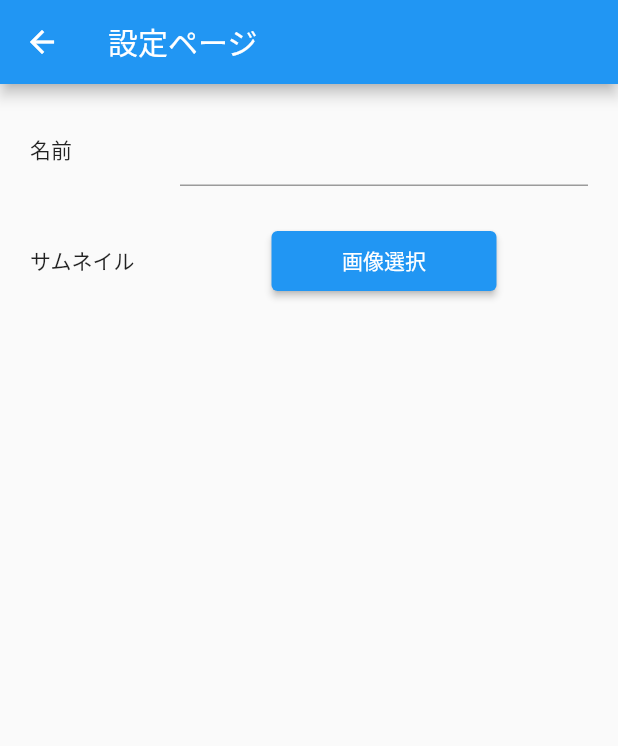
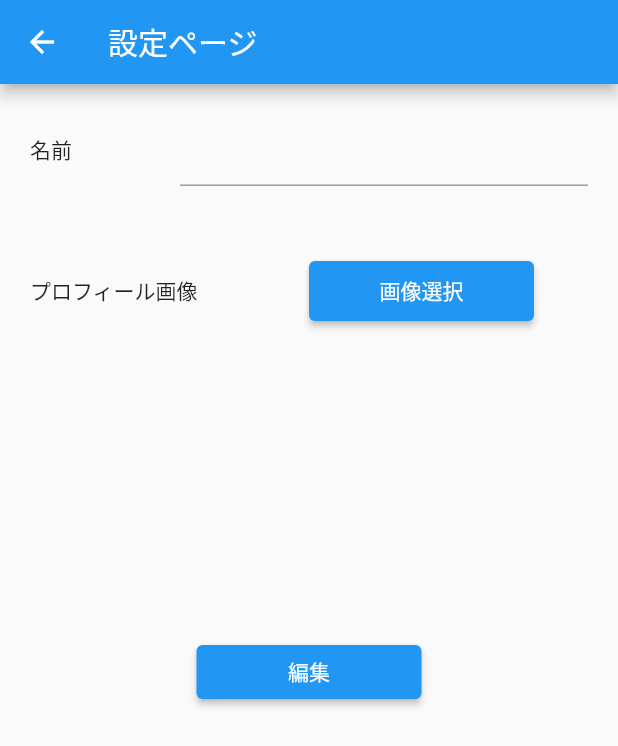
Before and after one commit to YuukiHayashi0510/flutter_firebase_study, a Flutter app: the SettingsProfilePage screen opened directly, after a tap on "画像選択", on a phone screen of 412 x 824 dp. Shown: the top 746 px of the screen. Run offline on Flutter 3.47's test engine with Material 2 defaults, Android fonts, the phone set to English and light mode, and no system bars; our stand-ins replace cloud_firestore, firebase_core, image_picker, shared_preferences; accounts and stored records are empty.

Commit message:
feat: image_picker

```diff
--- a/lib/pages/settings_profile.dart
+++ b/lib/pages/settings_profile.dart
@@ -1,4 +1,6 @@
+import 'dart:io';
 import 'package:flutter/material.dart';
+import 'package:image_picker/image_picker.dart';
 
 class SettingsProfilePage extends StatefulWidget {
   const SettingsProfilePage({Key? key}) : super(key: key);
@@ -8,6 +10,18 @@ class SettingsProfilePage extends StatefulWidget {
 }
 
 class _SettingsProfilePageState extends State<SettingsProfilePage> {
+  File? image;
+  final ImagePicker _picker = ImagePicker();
+
+  Future<void> selectImage() async {
+    PickedFile? pickedImage = await _picker.getImage(source: ImageSource.gallery);
+    if (pickedImage == null) return;
+
+    setState(() {
+      image = File(pickedImage.path);
+    });
+  }
+
   @override
   Widget build(BuildContext context) {
     return Scaffold(
@@ -25,23 +39,41 @@ class _SettingsProfilePageState extends State<SettingsProfilePage> {
               ],
             ),
             SizedBox(
-              height: 30,
+              height: 50,
             ),
             Row(
               children: [
-                Container(width: 100.0, child: Text("サムネイル")),
+                const SizedBox(width: 150.0, child: Text("プロフィール画像")),
                 Expanded(
                   child: Container(
                     alignment: Alignment.center,
                     child: Container(
                         width: 150,
                         height: 40,
-                        child:
-                            ElevatedButton(onPressed: () {}, child: Text("画像選択"))),
+                        child: ElevatedButton(
+                            onPressed: () {
+                              selectImage();
+                            },
+                            child: Text("画像選択"))),
                   ),
                 )
               ],
-            )
+            ),
+            const SizedBox(height: 30.0),
+            image == null
+                ? SizedBox(
+                    height: 150.0,
+                  )
+                : SizedBox(
+                    width: 200, height: 200, child: Image.file(image!, fit: BoxFit.cover,)),
+            const SizedBox(height: 30.0),
+            SizedBox(
+              width: 150.0,
+              child: ElevatedButton(
+                onPressed: () {},
+                child: Text("編集"),
+              ),
+            ),
           ],
         ),
       ),
--- a/pubspec.yaml
+++ b/pubspec.yaml
@@ -39,6 +39,7 @@ dependencies:
   cloud_firestore: ^4.0.5
   provider: ^6.0.4
   shared_preferences: ^2.0.15
+  image_picker: 0.7.4
 
 dev_dependencies:
   flutter_test:
```
Also changed, not shown: pubspec.lock, 3 other files.
